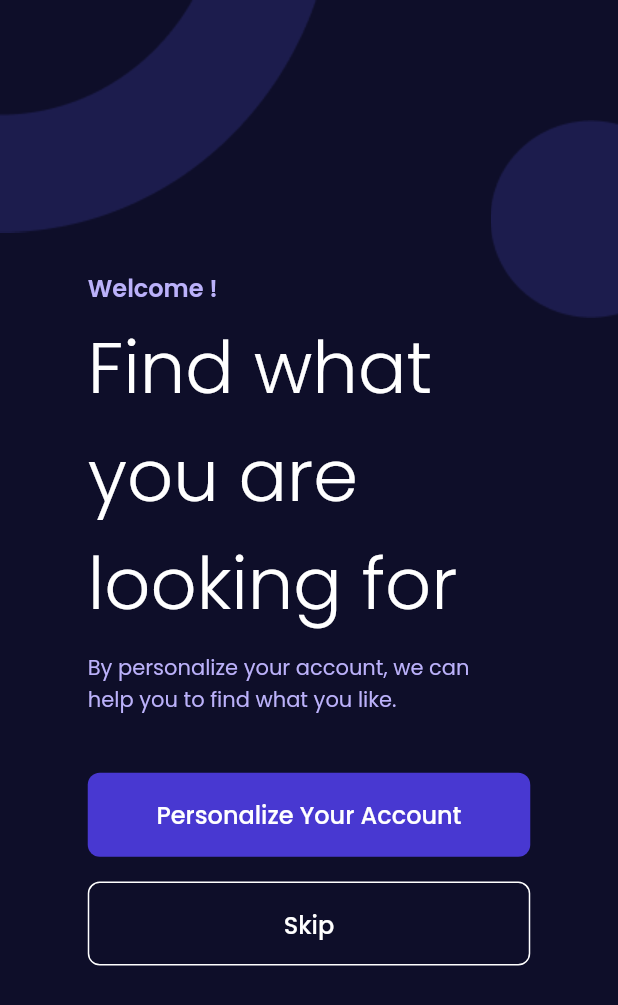
After one commit to RahafAlbogami/audiobook, a Flutter app: the WelcomeScreen screen opened directly, on a phone screen of 412 x 824 dp. The commit adds this screen. Shown: the top 1005 px of the screen. Run offline on Flutter 3.47's test engine with Material 2 defaults, Android fonts, the phone set to English and light mode, and no system bars.

Commit message:
welcome screen

```diff
--- a/lib/screens/on_boarding_screen.dart
+++ b/lib/screens/on_boarding_screen.dart
@@ -1,4 +1,5 @@
 import 'package:audiobook/model/on_boarding_model.dart';
+import 'package:audiobook/screens/welcome_screen.dart';
 import 'package:flutter/material.dart';
 
 class OnBoardingScreen extends StatefulWidget {
@@ -30,7 +31,6 @@ class _OnBoardingScreenState extends State<OnBoardingScreen> {
   @override
   void initState() {
     _pageController = PageController(initialPage: 0);
-    print(onBoardingListItem[0].title);
     super.initState();
   }
 
@@ -121,9 +121,10 @@ class _OnBoardingScreenState extends State<OnBoardingScreen> {
                     mainAxisAlignment: MainAxisAlignment.spaceEvenly,
                     children: [
                       GestureDetector(
-                        onTap: () => _pageController.previousPage(
-                            duration: const Duration(milliseconds: 300),
-                            curve: Curves.ease),
+                        onTap: () => Navigator.of(context).pushAndRemoveUntil(
+                            MaterialPageRoute(
+                                builder: (context) => const WelcomeScreen()),
+                            (Route<dynamic> route) => false),
                         child: Container(
                           width: 140,
                           height: 56,
@@ -196,9 +197,10 @@ class _OnBoardingScreenState extends State<OnBoardingScreen> {
                     ],
                   )
                 : GestureDetector(
-                    onTap: () => _pageController.nextPage(
-                        duration: const Duration(milliseconds: 300),
-                        curve: Curves.ease),
+                    onTap: () => Navigator.of(context).pushAndRemoveUntil(
+                        MaterialPageRoute(
+                            builder: (context) => const WelcomeScreen()),
+                        (Route<dynamic> route) => false),
                     child: Container(
                       width: 295,
                       height: 56,
--- /dev/null
+++ b/lib/screens/welcome_screen.dart
@@ -0,0 +1,173 @@
+import 'package:audiobook/screens/personalization_screen.dart';
+import 'package:flutter/material.dart';
+
+class WelcomeScreen extends StatelessWidget {
+  const WelcomeScreen({super.key});
+
+  @override
+  Widget build(BuildContext context) {
+    return Scaffold(
+      backgroundColor: const Color(0xFF0E0E29),
+      body: Stack(
+        children: [
+          SizedBox(
+            height: MediaQuery.of(context).size.height * 0.3,
+            width: MediaQuery.of(context).size.width * 1,
+            child: Row(
+              mainAxisAlignment: MainAxisAlignment.spaceBetween,
+              crossAxisAlignment: CrossAxisAlignment.start,
+              children: [
+                Container(
+                  width: 224,
+                  height: 155,
+                  decoration: const BoxDecoration(
+                    image: DecorationImage(
+                      image: AssetImage("asset/image/Ellipse 16 (Stroke).png"),
+                      fit: BoxFit.contain,
+                    ),
+                  ),
+                ),
+                Padding(
+                  padding: const EdgeInsets.only(top: 80),
+                  child: Container(
+                    width: 85,
+                    height: 132,
+                    decoration: const BoxDecoration(
+                      image: DecorationImage(
+                        image: AssetImage("asset/image/Ellipse 17.png"),
+                        fit: BoxFit.contain,
+                      ),
+                    ),
+                  ),
+                ),
+              ],
+            ),
+          ),
+          Center(
+            child: Column(
+              crossAxisAlignment: CrossAxisAlignment.start,
+              mainAxisAlignment: MainAxisAlignment.center,
+              children: [
+                const Padding(
+                  padding: EdgeInsets.only(bottom: 5),
+                  child: Text(
+                    'Welcome !',
+                    style: TextStyle(
+                      color: Color(0xFFBBB1FA),
+                      fontSize: 16,
+                      fontFamily: 'Poppins',
+                      fontWeight: FontWeight.w600,
+                    ),
+                  ),
+                ),
+                const Padding(
+                  padding: EdgeInsets.only(bottom: 5),
+                  child: SizedBox(
+                    width: 279,
+                    child: Text(
+                      'Find what you are looking for',
+                      style: TextStyle(
+                        color: Colors.white,
+                        fontSize: 48,
+                        fontFamily: 'Poppins',
+                        fontWeight: FontWeight.w300,
+                      ),
+                    ),
+                  ),
+                ),
+                const Padding(
+                  padding: EdgeInsets.symmetric(vertical: 5),
+                  child: SizedBox(
+                    width: 279,
+                    child: Text(
+                      'By personalize your account, we can help you to find what you like.',
+                      style: TextStyle(
+                        color: Color(0xFFBBB1FA),
+                        fontSize: 14,
+                        fontFamily: 'Poppins',
+                        fontWeight: FontWeight.w400,
+                      ),
+                    ),
+                  ),
+                ),
+                SizedBox(
+                  height: MediaQuery.of(context).size.height * 0.04,
+                ),
+                GestureDetector(
+                  onTap: () => Navigator.of(context).pushAndRemoveUntil(
+                      MaterialPageRoute(
+                          builder: (context) => const PersonalizationScreen()),
+                      (Route<dynamic> route) => false),
+                  child: Container(
+                    width: 295,
+                    height: 56,
+                    padding: const EdgeInsets.symmetric(
+                        horizontal: 32, vertical: 16),
+                    decoration: ShapeDecoration(
+                      color: const Color(0xFF4838D1),
+                      shape: RoundedRectangleBorder(
+                          borderRadius: BorderRadius.circular(8)),
+                    ),
+                    child: Row(
+                      mainAxisSize: MainAxisSize.min,
+                      mainAxisAlignment: MainAxisAlignment.center,
+                      crossAxisAlignment: CrossAxisAlignment.center,
+                      children: const [
+                        Expanded(
+                          child: SizedBox(
+                            child: Text(
+                              'Personalize Your Account',
+                              textAlign: TextAlign.center,
+                              style: TextStyle(
+                                color: Colors.white,
+                                fontSize: 16,
+                                fontFamily: 'Poppins',
+                                fontWeight: FontWeight.w500,
+                              ),
+                            ),
+                          ),
+                        ),
+                      ],
+                    ),
+                  ),
+                ),
+                SizedBox(
+                  height: MediaQuery.of(context).size.height * 0.02,
+                ),
+                Container(
+                  width: 295,
+                  height: 56,
+                  padding:
+                      const EdgeInsets.symmetric(horizontal: 32, vertical: 16),
+                  decoration: ShapeDecoration(
+                    shape: RoundedRectangleBorder(
+                      side: const BorderSide(width: 1, color: Colors.white),
+                      borderRadius: BorderRadius.circular(8),
+                    ),
+                  ),
+                  child: Row(
+                    mainAxisSize: MainAxisSize.min,
+                    mainAxisAlignment: MainAxisAlignment.center,
+                    crossAxisAlignment: CrossAxisAlignment.center,
+                    children: const [
+                      Text(
+                        'Skip',
+                        textAlign: TextAlign.center,
+                        style: TextStyle(
+                          color: Colors.white,
+                          fontSize: 16,
+                          fontFamily: 'Poppins',
+                          fontWeight: FontWeight.w500,
+                        ),
+                      ),
+                    ],
+                  ),
+                )
+              ],
+            ),
+          )
+        ],
+      ),
+    );
+  }
+}
```
